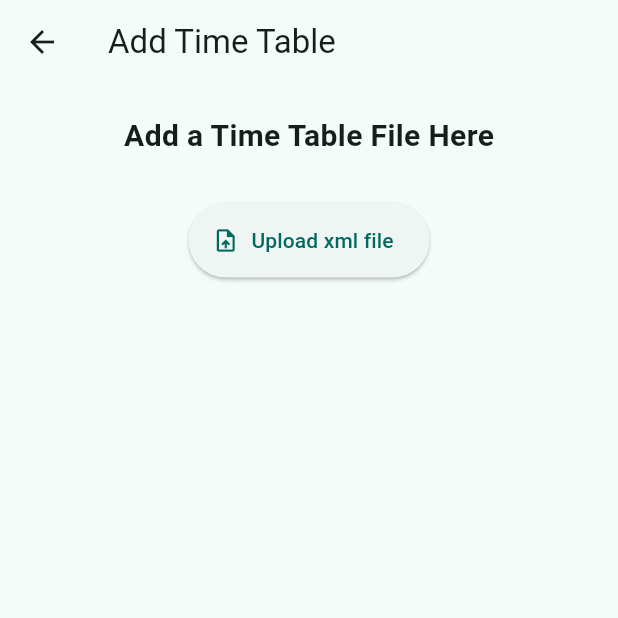
After one commit to ATS527/project_haajar, a Flutter app: the AddTimeTableScreen screen opened by its route, after a tap on "Upload xml file", on a phone screen of 412 x 824 dp, the top half of it. The commit adds this screen. Run offline on Flutter 3.47's test engine with Material 3 defaults, Android fonts, the phone set to English and light mode, and no system bars; our stand-ins replace appwrite, connectivity_plus, file_picker, flutter_dotenv, go_router, internet_connection_checker and 1 more; missing offline and left inert: xml2json; network calls fail.

Commit message:
added xml2json and file picker dependencies to upload timetable and convert

```diff
--- a/lib/router.dart
+++ b/lib/router.dart
@@ -12,6 +12,9 @@ import 'package:project_haajar/screens/home_page_screens/faculty_management/edit
 import 'package:project_haajar/screens/home_page_screens/faculty_management/faculty_management_screen.dart';
 import 'package:project_haajar/screens/home_page_screens/home_screen.dart';
 import 'package:project_haajar/screens/home_page_screens/settings_screen.dart';
+import 'package:project_haajar/screens/home_page_screens/time_table_management/add_time_table_screen.dart';
+import 'package:project_haajar/screens/home_page_screens/time_table_management/edit_time_table_screen.dart';
+import 'package:project_haajar/screens/home_page_screens/time_table_management/time_table_management_screen.dart';
 
 import 'package:signals/signals_flutter.dart';
 
@@ -38,6 +41,22 @@ class CustomRouter {
                       path: 'dashboard',
                       builder: (context, state) => const DashboardScreen(),
                     ),
+                    GoRoute(
+                        path: 'time-table-management',
+                        builder: (context, state) =>
+                            const TimeTableManagementScreen(),
+                        routes: [
+                          GoRoute(
+                            path: 'edit-time-table-screen',
+                            builder: (context, state) =>
+                                const EditTimeTableScreen(),
+                          ),
+                          GoRoute(
+                            path: 'add-time-table-screen',
+                            builder: (context, state) =>
+                                const AddTimeTableScreen(),
+                          ),
+                        ]),
                     GoRoute(
                         path: 'faculty-management',
                         builder: (context, state) =>
@@ -132,4 +151,13 @@ class AppRouteConstants {
       "/home-screen/faculty-management/add-faculty";
   static const String editFacultyDetailsScreen =
       "/home-screen/faculty-management/edit-faculty";
+
+  static const String timeTableManagementScreen =
+      "/home-screen/time-table-management";
+
+  static const String addTimeTableScreen =
+      "/home-screen/time-table-management/add-time-table-screen";
+
+  static const String editTimeTableScreen =
+      "/home-screen/time-table-management/edit-time-table-screen";
 }
--- a/lib/screens/home_page_screens/home_screen.dart
+++ b/lib/screens/home_page_screens/home_screen.dart
@@ -4,6 +4,7 @@ import 'package:project_haajar/controllers/authentication_controller.dart';
 import 'package:project_haajar/screens/home_page_screens/dashboard_screen.dart';
 import 'package:project_haajar/screens/home_page_screens/faculty_management/faculty_management_screen.dart';
 import 'package:project_haajar/screens/home_page_screens/settings_screen.dart';
+import 'package:project_haajar/screens/home_page_screens/time_table_management/time_table_management_screen.dart';
 import 'package:signals/signals_flutter.dart';
 
 final drawerIndex = signal(0);
@@ -14,12 +15,14 @@ class HomeScreen extends StatelessWidget {
   final List<Widget> drawableWidgets = [
     const DashboardScreen(),
     const FacultyManagementScreen(),
+    const TimeTableManagementScreen(),
     const SettingsScreen(),
   ];
 
   final List<String> drawerTitles = [
     "Welcome ${auth.currentUserName.peek()}", //dashboard
     "Faculty Management",
+    "Time Table Management",
     "Settings",
   ];
 
@@ -57,10 +60,18 @@ class HomeScreen extends StatelessWidget {
                 },
               ),
               ListTile(
-                title: const Text('Settings'),
+                title: const Text('Time Table Management'),
                 selected: drawerIndex.peek() == 2,
                 onTap: () {
                   drawerIndex.value = 2;
+                  context.pop();
+                },
+              ),
+              ListTile(
+                title: const Text('Settings'),
+                selected: drawerIndex.peek() == 3,
+                onTap: () {
+                  drawerIndex.value = 3;
                   context.pop();
                 },
               ),
--- /dev/null
+++ b/lib/screens/home_page_screens/time_table_management/add_time_table_screen.dart
@@ -0,0 +1,70 @@
+import 'dart:convert';
+import 'dart:io';
+
+import 'package:file_picker/file_picker.dart';
+import 'package:flutter/material.dart';
+import 'package:project_haajar/widgets/text_input_widget.dart';
+import 'package:xml2json/xml2json.dart';
+
+class AddTimeTableScreen extends StatelessWidget {
+  const AddTimeTableScreen({super.key});
+
+  @override
+  Widget build(BuildContext context) {
+    return Scaffold(
+      appBar: AppBar(
+        title: const Text("Add Time Table"),
+      ),
+      body: SizedBox(
+        width: double.infinity,
+        child: Padding(
+          padding: const EdgeInsets.symmetric(horizontal: 16),
+          child: SingleChildScrollView(
+            child: Column(
+              children: [
+                const SizedBox(height: 20),
+                const Text(
+                  "Add a Time Table File Here",
+                  style: TextStyle(
+                    fontSize: 20,
+                    fontWeight: FontWeight.bold,
+                  ),
+                ),
+                const SizedBox(height: 30),
+                SizedBox(
+                  height: 50,
+                  child: ElevatedButton.icon(
+                    onPressed: () async {
+                      FilePickerResult? result =
+                          await FilePicker.platform.pickFiles(
+                        type: FileType.custom,
+                        allowedExtensions: ['xml'],
+                      );
+
+                      if (result != null) {
+                        File file = File(result.files.single.path!);
+                        Future<String> futureContent = file.readAsString();
+                        futureContent.then((xml) {
+                          final xml2json = Xml2Json();
+                          xml2json.parse(xml);
+                          final jsonString = xml2json.toParker();
+                          final jsonObject = json.decode(jsonString);
+
+                        });
+                      } else {
+                        // User canceled the picker
+                        print("cancelled");
+                      }
+                    },
+                    icon: const Icon(Icons.upload_file),
+                    label: const Text("Upload xml file"),
+                  ),
+                ),
+              ],
+            ),
+          ),
+        ),
+      ),
+    );
+  }
+}
--- /dev/null
+++ b/lib/screens/home_page_screens/time_table_management/time_table_management_screen.dart
@@ -0,0 +1,112 @@
+import 'package:flutter/material.dart';
+import 'package:go_router/go_router.dart';
+import 'package:project_haajar/controllers/faculty_management_controller.dart';
+import 'package:project_haajar/router.dart';
+
+class TimeTableManagementScreen extends StatefulWidget {
+  const TimeTableManagementScreen({super.key});
+
+  @override
+  State<TimeTableManagementScreen> createState() =>
+      _TimeTableManagementScreenState();
+}
+
+class _TimeTableManagementScreenState extends State<TimeTableManagementScreen> {
+  @override
+  Widget build(BuildContext context) {
+    return Scaffold(
+      floatingActionButton: FloatingActionButton(
+        onPressed: () {
+          context.push(AppRouteConstants.addTimeTableScreen).then((value) {
+            setState(() {});
+          });
+        },
+        child: const Icon(Icons.add),
+      ),
+      body: SizedBox(
+        width: double.infinity,
+        child: Padding(
+          padding: const EdgeInsets.symmetric(horizontal: 16, vertical: 8),
+          child: Column(
+            children: [
+              const Text(
+                "Create and Manage TimeTables here",
+                style: TextStyle(
+                  fontSize: 20,
+                  fontWeight: FontWeight.bold,
+                ),
+              ),
+              const SizedBox(
+                height: 14,
+              ),
+              FutureBuilder(
+                future: facultyManagement.getAllFaculties(),
+                builder: (context, snapshot) {
+                  if (snapshot.hasData) {
+                    return Expanded(
+                      child: ListView.builder(
+                        shrinkWrap: true,
+                        itemCount: snapshot.data?.documents.length ?? 0,
+                        itemBuilder: (context, index) {
+                          return Card(
+                            child: ListTile(
+                              contentPadding: const EdgeInsets.symmetric(
+                                  vertical: 24, horizontal: 16),
+                              title: Text(
+                                  snapshot.data?.documents[index].data["name"]),
+                              trailing: IconButton(
+                                onPressed: () {
+                                  context
+                                      .push(
+                                          "/home-screen/faculty-management/edit-faculty?name=${snapshot.data?.documents[index].data["name"]}&faculty_mail=${snapshot.data?.documents[index].data["faculty_mail"]}&department=${snapshot.data?.documents[index].data["department"]}&subjects=${snapshot.data?.documents[index].data["subjects"]?.join(",")}&qualification=${snapshot.data?.documents[index].data["qualification"]}&experience=${snapshot.data?.documents[index].data["experience"]}&id=${snapshot.data?.documents[index].data["\$id"]}")
+                                      .then((_) {
+                                    setState(() {});
+                                  });
+                                },
+                                icon: const Icon(
+                                  Icons.edit,
+                                ),
+                              ),
+                            ),
+                          );
+                        },
+                      ),
+                    );
+                  } else if (snapshot.hasError) {
+                    return Expanded(
+                      child: Column(
+                        mainAxisAlignment: MainAxisAlignment.center,
+                        children: [
+                          const Text("There is some error fetching faculties"),
+                          const SizedBox(
+                            height: 30,
+                          ),
+                          SizedBox(
+                            height: 60,
+                            child: ElevatedButton.icon(
+                              icon: const Icon(Icons.refresh),
+                              onPressed: () {
+                                setState(() {});
+                              },
+                              label: const Text("Refresh"),
+                            ),
+                          ),
+                        ],
+                      ),
+                    );
+                  } else {
+                    return const Expanded(
+                      child: Center(
+                        child: CircularProgressIndicator(),
+                      ),
+                    );
+                  }
+                },
+              ),
+            ],
+          ),
+        ),
+      ),
+    );
+  }
+}
--- a/pubspec.yaml
+++ b/pubspec.yaml
@@ -37,6 +37,8 @@ dependencies:
   signals: ^2.1.6
   connectivity_plus: ^5.0.2
   internet_connection_checker: ^1.0.0+1
+  file_picker: ^6.1.1
+  xml2json: ^6.2.2
 
 dev_dependencies:
   flutter_test:
```
Also changed, not shown: lib/screens/home_page_screens/time_table_management/edit_time_table_screen.dart (added, +10 -0 lines), pubspec.lock.
